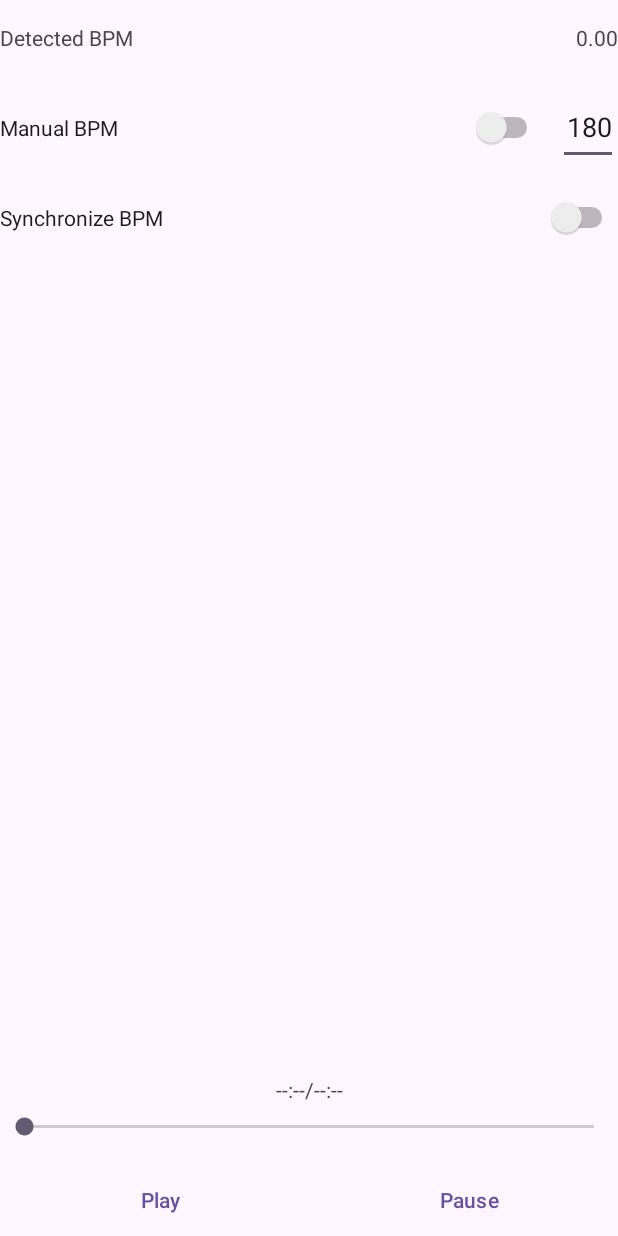
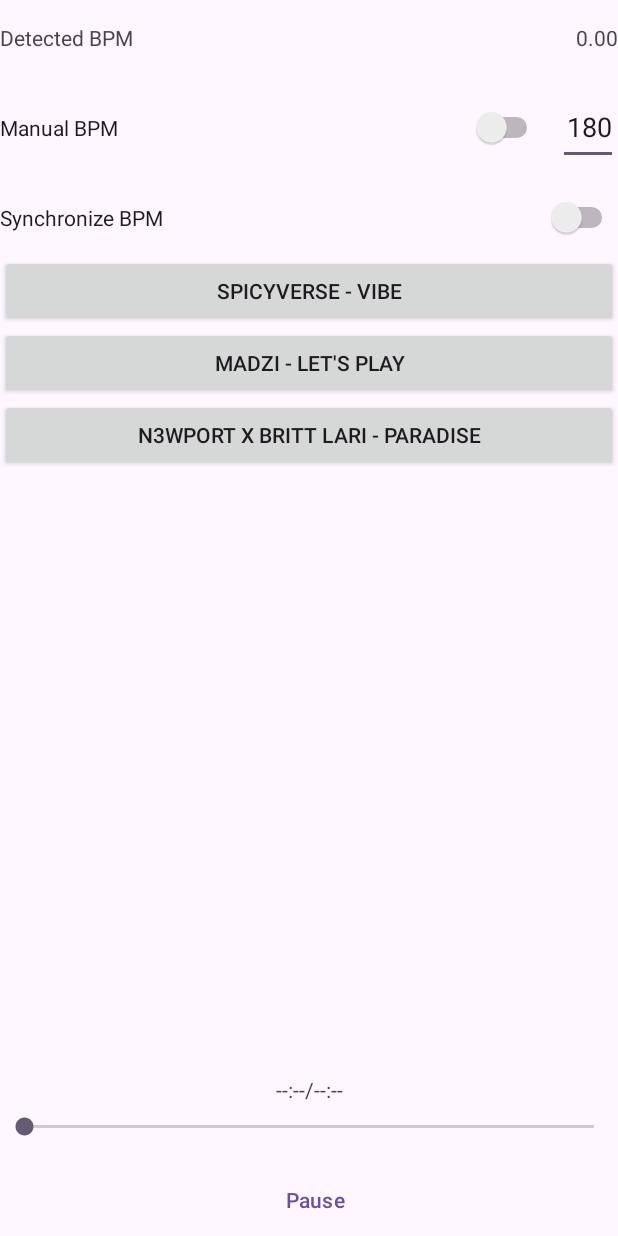
Before and after one commit to YuichiKondo/sync-player, an Android app: the screen it shows after launch (MainActivity), on a phone screen of 412 x 824 dp. Run offline under Robolectric (Android 15) with nearby library versions, the phone set to English and light mode, and no system bars.

Commit message:
Be able to choose a song

```diff
--- a/app/src/main/java/com/example/syncplayer/MainActivity.java
+++ b/app/src/main/java/com/example/syncplayer/MainActivity.java
@@ -77,8 +77,30 @@ public class MainActivity extends AppCompatActivity {
         }
 
 //        音楽再生機能
-        Song songVibe = new Song(R.raw.vibe, "Vibe", "Spicyverse", 143);
         player = new Player(this);
+        PlayList playList = new PlayList(this, findViewById(R.id.linear_layout_play_list), song -> {
+            player.play(song);
+            seekBar.setMax(player.getDuration());
+            seekBar.setProgress(0);
+            pauseOrResumeButton.setText(R.string.pause);
+            player.setCompletionListener(mp -> pauseOrResumeButton.setText(R.string.resume));
+            if (shouldSyncBPM) {
+                syncBPM();
+            }
+        });
+        playList.Add(new Song(R.raw.vibe, "Vibe", "Spicyverse", 143));
+        playList.Add(new Song(R.raw.letsplay, "Let's Play", "MADZI", 124));
+        playList.Add(new Song(R.raw.paradise, "Paradise", "N3WPORT x Britt Lari", 80));
+        pauseOrResumeButton = findViewById(R.id.button_pause_or_resume);
+        pauseOrResumeButton.setOnClickListener(v -> {
+            if (player.isPlaying()) {
+                player.pause();
+                pauseOrResumeButton.setText(R.string.resume);
+            } else {
+                player.resume();
+                pauseOrResumeButton.setText(R.string.pause);
+            }
+        });
         playTimeTextView = findViewById(R.id.text_view_play_time);
         seekBar = findViewById(R.id.seek_bar);
         seekBar.setOnSeekBarChangeListener(new SeekBar.OnSeekBarChangeListener() {
@@ -106,27 +128,6 @@ public class MainActivity extends AppCompatActivity {
             public void run() {
                 seekBar.setProgress(player.getCurrentPosition());
                 updateSeekBarHandler.postDelayed(this, 100);
-            }
-        });
-        Button playButton = findViewById(R.id.button_play);
-        pauseOrResumeButton = findViewById(R.id.button_pause_or_resume);
-        playButton.setOnClickListener(v -> {
-            player.play(songVibe);
-            seekBar.setMax(player.getDuration());
-            seekBar.setProgress(0);
-            pauseOrResumeButton.setText(R.string.pause);
-            player.setCompletionListener(mp -> pauseOrResumeButton.setText(R.string.resume));
-            if (shouldSyncBPM) {
-                syncBPM();
-            }
-        });
-        pauseOrResumeButton.setOnClickListener(v -> {
-            if (player.isPlaying()) {
-                player.pause();
-                pauseOrResumeButton.setText(R.string.resume);
-            } else {
-                player.resume();
-                pauseOrResumeButton.setText(R.string.pause);
             }
         });
 
--- /dev/null
+++ b/app/src/main/java/com/example/syncplayer/PlayList.java
@@ -0,0 +1,29 @@
+package com.example.syncplayer;
+
+import android.content.Context;
+import android.view.ViewGroup;
+import android.widget.Button;
+import android.widget.LinearLayout;
+
+import java.util.Locale;
+import java.util.function.Consumer;
+
+public class PlayList {
+    private final Context context;
+    private final LinearLayout playListLinearLayout;
+    private final Consumer<Song> callback;
+
+    public PlayList(Context context, LinearLayout playListLinearLayout, Consumer<Song> callback) {
+        this.context = context;
+        this.playListLinearLayout = playListLinearLayout;
+        this.callback = callback;
+    }
+
+    public void Add(Song song){
+        Button button = new Button(context);
+        button.setText(String.format(Locale.getDefault(), "%s - %s", song.artist, song.title));
+        button.setLayoutParams(new ViewGroup.LayoutParams(ViewGroup.LayoutParams.MATCH_PARENT, ViewGroup.LayoutParams.WRAP_CONTENT));
+        button.setOnClickListener(v -> callback.accept(song));
+        playListLinearLayout.addView(button);
+    }
+}
--- a/app/src/main/res/layout/activity_main.xml
+++ b/app/src/main/res/layout/activity_main.xml
@@ -80,10 +80,17 @@
             android:text="@string/sync_bpm"
             tools:ignore="UseSwitchCompatOrMaterialXml" />
 
-        <Space
+        <ScrollView
             android:layout_width="match_parent"
             android:layout_height="0dp"
-            android:layout_weight="1" />
+            android:layout_weight="1">
+
+            <LinearLayout
+                android:id="@+id/linear_layout_play_list"
+                android:layout_width="match_parent"
+                android:layout_height="wrap_content"
+                android:orientation="vertical" />
+        </ScrollView>
 
         <LinearLayout
             android:layout_width="match_parent"
@@ -115,14 +122,6 @@
             android:orientation="horizontal">
 
             <Button
-                android:id="@+id/button_play"
-                style="?android:attr/buttonBarButtonStyle"
-                android:layout_width="0dp"
-                android:layout_height="wrap_content"
-                android:layout_weight="1"
-                android:text="@string/play" />
-
-            <Button
                 android:id="@+id/button_pause_or_resume"
                 style="?android:attr/buttonBarButtonStyle"
                 android:layout_width="0dp"
```
Also changed, not shown: 3 other files.
